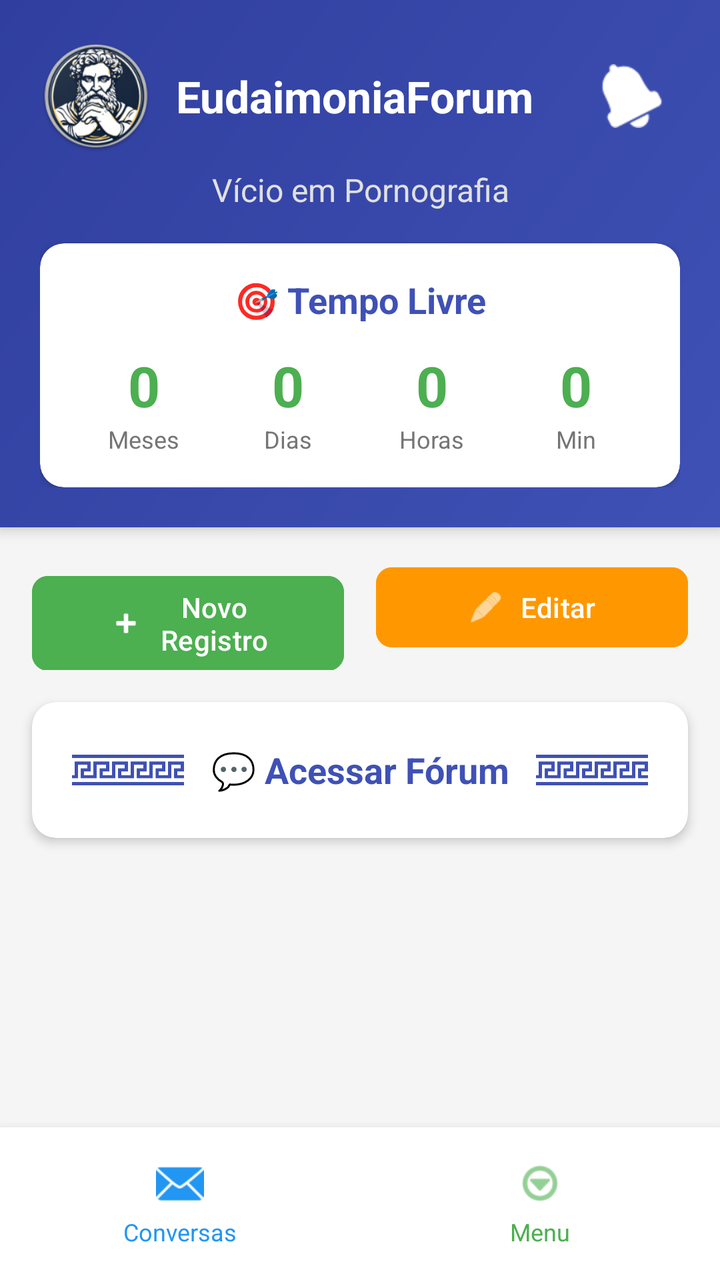
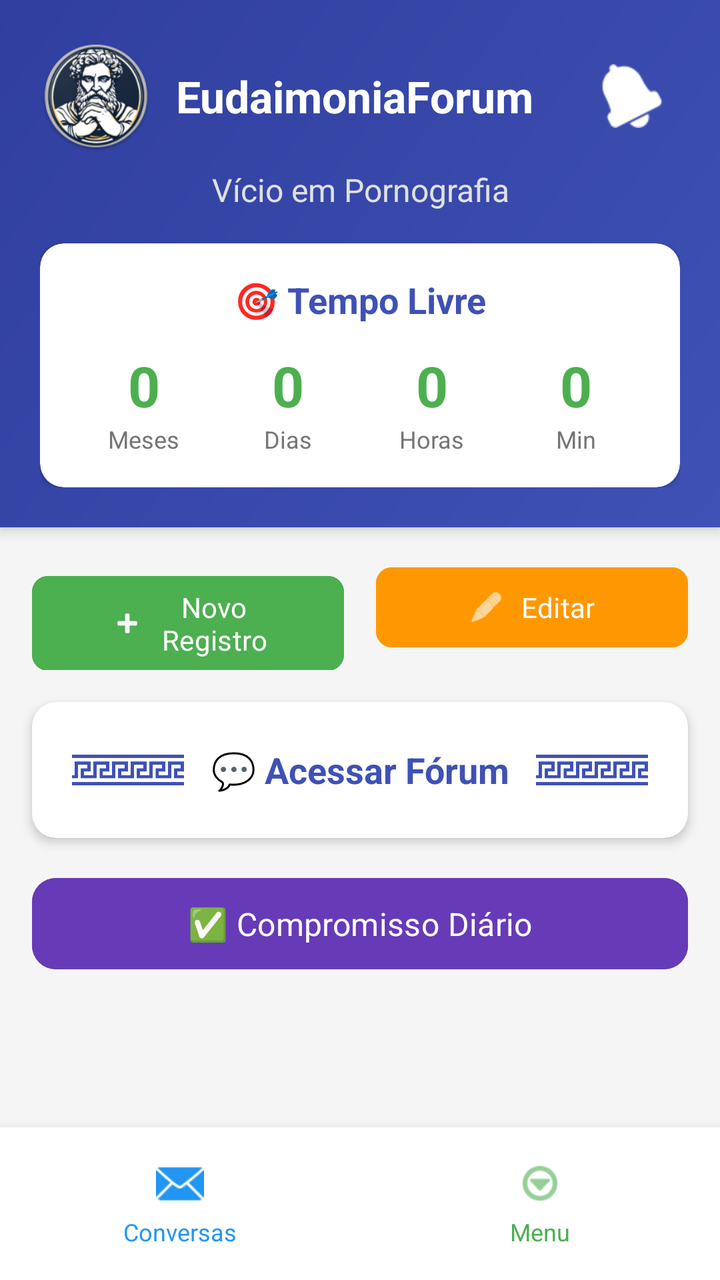

Two renders of the same Android screen: before a commit and after it. Below are the layout's source before the change and the commit's diff.
<!-- AndroidManifest.xml: application theme Theme.App_Metas_2 -->
<!-- res/layout/activity_main.xml -->
<?xml version="1.0" encoding="utf-8"?>
<androidx.constraintlayout.widget.ConstraintLayout xmlns:android="http://schemas.android.com/apk/res/android"
    xmlns:app="http://schemas.android.com/apk/res-auto"
    xmlns:tools="http://schemas.android.com/tools"
    android:id="@+id/main"
    android:layout_width="match_parent"
    android:layout_height="match_parent"
    android:background="#F5F5F5"
    tools:context=".MainActivity">

    
    <LinearLayout
        android:id="@+id/headerLayout"
        android:layout_width="0dp"
        android:layout_height="wrap_content"
        android:background="@drawable/header_gradient"
        android:elevation="4dp"
        android:orientation="vertical"
        android:padding="20dp"
        app:layout_constraintEnd_toEndOf="parent"
        app:layout_constraintStart_toStartOf="parent"
        app:layout_constraintTop_toTopOf="parent">

        
        <LinearLayout
            android:layout_width="match_parent"
            android:layout_height="wrap_content"
            android:gravity="center_vertical"
            android:orientation="horizontal">

            <ImageView
                android:id="@+id/ic_eudaimoniaforum"
                android:layout_width="56dp"
                android:layout_height="56dp"
                android:contentDescription="Logo"
                android:src="@drawable/ic_eudaimoniaforum" />

            <TextView
                android:id="@+id/textViewTitulo"
                android:layout_width="0dp"
                android:layout_height="wrap_content"
                android:layout_marginStart="12dp"
                android:layout_weight="1"
                android:text="EudaimoniaForum"
                android:textColor="#FFFFFF"
                android:textSize="22sp"
                android:textStyle="bold" />

            <ImageButton
                android:id="@+id/buttonNotificacao"
                android:layout_width="48dp"
                android:layout_height="48dp"
                android:background="?attr/selectableItemBackgroundBorderless"
                android:contentDescription="Notificações"
                android:src="@android:drawable/ic_popup_reminder"
                app:tint="#FFFFFF" />
        </LinearLayout>

        
        <TextView
            android:id="@+id/textViewHabito"
            android:layout_width="match_parent"
            android:layout_height="wrap_content"
            android:layout_marginTop="8dp"
            android:text="Vício em Pornografia"
            android:textAlignment="center"
            android:textColor="#E0E0E0"
            android:textSize="16sp" />

        
        <androidx.cardview.widget.CardView
            android:layout_width="match_parent"
            android:layout_height="wrap_content"
            android:layout_marginTop="16dp"
            app:cardBackgroundColor="#FFFFFF"
            app:cardCornerRadius="12dp"
            app:cardElevation="2dp">

            <LinearLayout
                android:layout_width="match_parent"
                android:layout_height="wrap_content"
                android:orientation="vertical"
                android:padding="16dp">

                <TextView
                    android:layout_width="match_parent"
                    android:layout_height="wrap_content"
                    android:text="🎯 Tempo Livre"
                    android:textAlignment="center"
                    android:textColor="#3F51B5"
                    android:textSize="18sp"
                    android:textStyle="bold" />

                <LinearLayout
                    android:layout_width="match_parent"
                    android:layout_height="wrap_content"
                    android:layout_marginTop="12dp"
                    android:gravity="center"
                    android:orientation="horizontal">

                    
                    <LinearLayout
                        android:layout_width="0dp"
                        android:layout_height="wrap_content"
                        android:layout_weight="1"
                        android:gravity="center"
                        android:orientation="vertical">

                        <TextView
                            android:id="@+id/textViewTempoAbstinenciaMeses"
                            android:layout_width="wrap_content"
                            android:layout_height="wrap_content"
                            android:text="0"
                            android:textColor="#4CAF50"
                            android:textSize="28sp"
                            android:textStyle="bold" />

                        <TextView
                            android:layout_width="wrap_content"
                            android:layout_height="wrap_content"
                            android:text="Meses"
                            android:textColor="#757575"
                            android:textSize="12sp" />
                    </LinearLayout>

                    
                    <LinearLayout
                        android:layout_width="0dp"
                        android:layout_height="wrap_content"
                        android:layout_weight="1"
                        android:gravity="center"
                        android:orientation="vertical">

                        <TextView
                            android:id="@+id/textViewTempoAbstinenciaDias"
                            android:layout_width="wrap_content"
                            android:layout_height="wrap_content"
                            android:text="0"
                            android:textColor="#4CAF50"
                            android:textSize="28sp"
                            android:textStyle="bold" />

                        <TextView
                            android:layout_width="wrap_content"
                            android:layout_height="wrap_content"
                            android:text="Dias"
                            android:textColor="#757575"
                            android:textSize="12sp" />
                    </LinearLayout>

                    
                    <LinearLayout
                        android:layout_width="0dp"
                        android:layout_height="wrap_content"
                        android:layout_weight="1"
                        android:gravity="center"
                        android:orientation="vertical">

                        <TextView
                            android:id="@+id/textViewTempoAbstinenciaHoras"
                            android:layout_width="wrap_content"
                            android:layout_height="wrap_content"
                            android:text="0"
                            android:textColor="#4CAF50"
                            android:textSize="28sp"
                            android:textStyle="bold" />

                        <TextView
                            android:layout_width="wrap_content"
                            android:layout_height="wrap_content"
                            android:text="Horas"
                            android:textColor="#757575"
                            android:textSize="12sp" />
                    </LinearLayout>

                    
                    <LinearLayout
                        android:layout_width="0dp"
                        android:layout_height="wrap_content"
                        android:layout_weight="1"
                        android:gravity="center"
                        android:orientation="vertical">

                        <TextView
                            android:id="@+id/textViewTempoAbstinenciaSegundos"
                            android:layout_width="wrap_content"
                            android:layout_height="wrap_content"
                            android:text="0"
                            android:textColor="#4CAF50"
                            android:textSize="28sp"
                            android:textStyle="bold" />

                        <TextView
                            android:layout_width="wrap_content"
                            android:layout_height="wrap_content"
                            android:text="Min"
                            android:textColor="#757575"
                            android:textSize="12sp" />
                    </LinearLayout>
                </LinearLayout>
            </LinearLayout>
        </androidx.cardview.widget.CardView>
    </LinearLayout>

    
    <LinearLayout
        android:id="@+id/actionButtonsLayout"
        android:layout_width="0dp"
        android:layout_height="wrap_content"
        android:layout_marginStart="16dp"
        android:layout_marginTop="16dp"
        android:layout_marginEnd="16dp"
        android:orientation="horizontal"
        app:layout_constraintEnd_toEndOf="parent"
        app:layout_constraintStart_toStartOf="parent"
        app:layout_constraintTop_toBottomOf="@id/headerLayout">

        <com.google.android.material.button.MaterialButton
            android:id="@+id/buttonNovoRegistro"
            android:layout_width="0dp"
            android:layout_height="wrap_content"
            android:layout_marginEnd="8dp"
            android:layout_weight="1"
            android:backgroundTint="#4CAF50"
            android:text="Novo Registro"
            android:textColor="#FFFFFF"
            app:cornerRadius="8dp"
            app:icon="@android:drawable/ic_input_add"
            app:iconGravity="textStart"
            app:iconTint="#FFFFFF" />

        <com.google.android.material.button.MaterialButton
            android:id="@+id/buttonEditar"
            android:layout_width="0dp"
            android:layout_height="wrap_content"
            android:layout_marginStart="8dp"
            android:layout_weight="1"
            android:backgroundTint="#FF9800"
            android:text="Editar"
            android:textColor="#FFFFFF"
            app:cornerRadius="8dp"
            app:icon="@android:drawable/ic_menu_edit"
            app:iconGravity="textStart"
            app:iconTint="#FFFFFF" />
    </LinearLayout>

    
    <androidx.cardview.widget.CardView
        android:id="@+id/forumCard"
        android:layout_width="0dp"
        android:layout_height="wrap_content"
        android:layout_marginStart="16dp"
        android:layout_marginTop="16dp"
        android:layout_marginEnd="16dp"
        android:clickable="true"
        android:focusable="true"
        android:foreground="?attr/selectableItemBackground"
        app:cardBackgroundColor="#FFFFFF"
        app:cardCornerRadius="12dp"
        app:cardElevation="3dp"
        app:layout_constraintEnd_toEndOf="parent"
        app:layout_constraintStart_toStartOf="parent"
        app:layout_constraintTop_toBottomOf="@id/actionButtonsLayout">

        <LinearLayout
            android:id="@+id/linearLayoutForum"
            android:layout_width="match_parent"
            android:layout_height="wrap_content"
            android:gravity="center"
            android:orientation="horizontal"
            android:padding="20dp">

            <ImageView
                android:layout_width="28dp"
                android:layout_height="28dp"
                android:contentDescription="Ícone esquerdo"
                android:src="@drawable/fret"
                app:tint="#3F51B5" />

            <ImageView
                android:layout_width="28dp"
                android:layout_height="28dp"
                android:contentDescription="Ícone esquerdo"
                android:src="@drawable/fret"
                app:tint="#3F51B5" />

            <TextView
                android:layout_width="0dp"
                android:layout_height="wrap_content"
                android:layout_weight="1"
                android:gravity="center"
                android:text="💬 Acessar Fórum"
                android:textColor="#3F51B5"
                android:textSize="18sp"
                android:textStyle="bold" />

            <ImageView
                android:layout_width="28dp"
                android:layout_height="28dp"
                android:contentDescription="Ícone direito"
                android:src="@drawable/fret"
                app:tint="#3F51B5" />
            <ImageView
                android:layout_width="28dp"
                android:layout_height="28dp"
                android:contentDescription="Ícone direito"
                android:src="@drawable/fret"
                app:tint="#3F51B5" />
        </LinearLayout>
    </androidx.cardview.widget.CardView>

    
    <com.google.android.material.button.MaterialButton
        android:id="@+id/buttonModeracao"
        android:layout_width="0dp"
        android:layout_height="wrap_content"
        android:layout_marginStart="16dp"
        android:layout_marginTop="16dp"
        android:layout_marginEnd="16dp"
        android:backgroundTint="#F44336"
        android:text="🛡️ Moderação"
        android:textColor="#FFFFFF"
        android:visibility="gone"
        app:cornerRadius="8dp"
        app:layout_constraintEnd_toEndOf="parent"
        app:layout_constraintStart_toStartOf="parent"
        app:layout_constraintTop_toBottomOf="@id/forumCard" />

    
    <LinearLayout
        android:id="@+id/bottomNavLayout"
        android:layout_width="0dp"
        android:layout_height="wrap_content"
        android:background="#FFFFFF"
        android:elevation="8dp"
        android:gravity="center"
        android:orientation="horizontal"
        android:paddingTop="8dp"
        android:paddingBottom="8dp"
        app:layout_constraintBottom_toBottomOf="parent"
        app:layout_constraintEnd_toEndOf="parent"
        app:layout_constraintStart_toStartOf="parent">

        <LinearLayout
            android:id="@+id/navConversas"
            android:layout_width="0dp"
            android:layout_height="wrap_content"
            android:layout_weight="1"
            android:clickable="true"
            android:focusable="true"
            android:foreground="?attr/selectableItemBackground"
            android:gravity="center"
            android:orientation="vertical"
            android:padding="8dp">

            <ImageView
                android:layout_width="24dp"
                android:layout_height="24dp"
                android:contentDescription="Conversas"
                android:src="@android:drawable/ic_dialog_email"
                app:tint="#2196F3" />

            <TextView
                android:layout_width="wrap_content"
                android:layout_height="wrap_content"
                android:layout_marginTop="4dp"
                android:text="Conversas"
                android:textColor="#2196F3"
                android:textSize="12sp" />
        </LinearLayout>

        <LinearLayout
            android:id="@+id/navMenu"
            android:layout_width="0dp"
            android:layout_height="wrap_content"
            android:layout_weight="1"
            android:clickable="true"
            android:focusable="true"
            android:foreground="?attr/selectableItemBackground"
            android:gravity="center"
            android:orientation="vertical"
            android:padding="8dp">

            <ImageView
                android:layout_width="24dp"
                android:layout_height="24dp"
                android:contentDescription="Menu"
                android:src="@android:drawable/ic_menu_more"
                app:tint="#4CAF50" />

            <TextView
                android:layout_width="wrap_content"
                android:layout_height="wrap_content"
                android:layout_marginTop="4dp"
                android:text="Menu"
                android:textColor="#4CAF50"
                android:textSize="12sp" />
        </LinearLayout>
    </LinearLayout>

</androidx.constraintlayout.widget.ConstraintLayout>
<!-- resources referenced by this layout -->
<resources>
  <!-- drawable fret: png bitmap (drawable, 2676 bytes) -->
  <!-- drawable header_gradient (drawable) -->
  <?xml version="1.0" encoding="utf-8"?>
  <shape xmlns:android="http://schemas.android.com/apk/res/android">
      <gradient
          android:angle="135"
          android:endColor="#303F9F"
          android:startColor="#3F51B5"
          android:type="linear" />
  </shape>
  <!-- drawable ic_eudaimoniaforum: png bitmap (drawable, 39207 bytes) -->
  <style name="Theme.App_Metas_2" parent="Base.Theme.App_Metas_2" />
  <style name="Base.Theme.App_Metas_2" parent="Theme.Material3.DayNight.NoActionBar">
          
          
      </style>
</resources>

<!-- the commit's change to res/layout/activity_main.xml (unified diff, before → after) -->
@@ -182,7 +182,7 @@
                         android:orientation="vertical">
 
                         <TextView
-                            android:id="@+id/textViewTempoAbstinenciaSegundos"
+                            android:id="@+id/textViewTempoAbstinenciaMinutos"
                             android:layout_width="wrap_content"
                             android:layout_height="wrap_content"
                             android:text="0"
@@ -327,6 +327,24 @@
         app:layout_constraintTop_toBottomOf="@id/forumCard" />
 
     
+    <com.google.android.material.button.MaterialButton
+        android:id="@+id/buttonCheckInDiario"
+        android:layout_width="0dp"
+        android:layout_height="wrap_content"
+        android:layout_marginStart="16dp"
+        android:layout_marginTop="16dp"
+        android:layout_marginEnd="16dp"
+        android:backgroundTint="#673AB7"
+        android:padding="12dp"
+        android:text="✅ Compromisso Diário"
+        android:textColor="#FFFFFF"
+        android:textSize="16sp"
+        app:cornerRadius="12dp"
+        app:layout_constraintEnd_toEndOf="parent"
+        app:layout_constraintStart_toStartOf="parent"
+        app:layout_constraintTop_toBottomOf="@id/buttonModeracao" />
+
+    
     <LinearLayout
         android:id="@+id/bottomNavLayout"
         android:layout_width="0dp"
<!-- resource entries referenced after the edit -->
@@ -14,7 +14,32 @@
   <style name="Theme.App_Metas_2" parent="Base.Theme.App_Metas_2" />
   <style name="Base.Theme.App_Metas_2" parent="Theme.Material3.DayNight.NoActionBar">
           
+          <item name="colorPrimary">@color/colorPrimary</item>
+          <item name="colorPrimaryVariant">@color/colorPrimaryVariant</item>
+          <item name="colorSecondary">@color/colorSecondary</item>
+          <item name="colorSecondaryVariant">@color/colorSecondaryVariant</item>
           
+          <item name="colorOnPrimary">@color/colorOnPrimary</item>
+          <item name="colorOnSecondary">@color/colorOnSecondary</item>
+          
+          
+          <item name="android:windowBackground">@color/colorBackground</item>
+          <item name="colorSurface">@color/colorSurface</item>
+          
+          
+          <item name="android:fontFamily">sans-serif</item>
+          
+          
+          <item name="android:statusBarColor">@color/colorPrimaryVariant</item>
+          <item name="android:navigationBarColor">@color/colorBackground</item>
       </style>
+  <color name="colorPrimary">#673AB7</color>
+  <color name="colorPrimaryVariant">#512DA8</color>
+  <color name="colorSecondary">#009688</color>
+  <color name="colorSecondaryVariant">#00796B</color>
+  <color name="colorOnPrimary">#FFFFFF</color>
+  <color name="colorOnSecondary">#FFFFFF</color>
+  <color name="colorBackground">#F3F4F6</color>
+  <color name="colorSurface">#FFFFFF</color>
 </resources>
 
